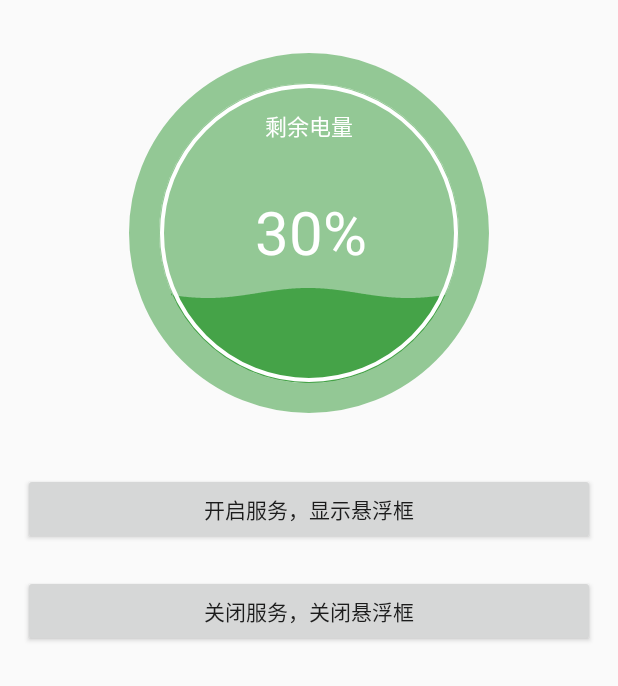
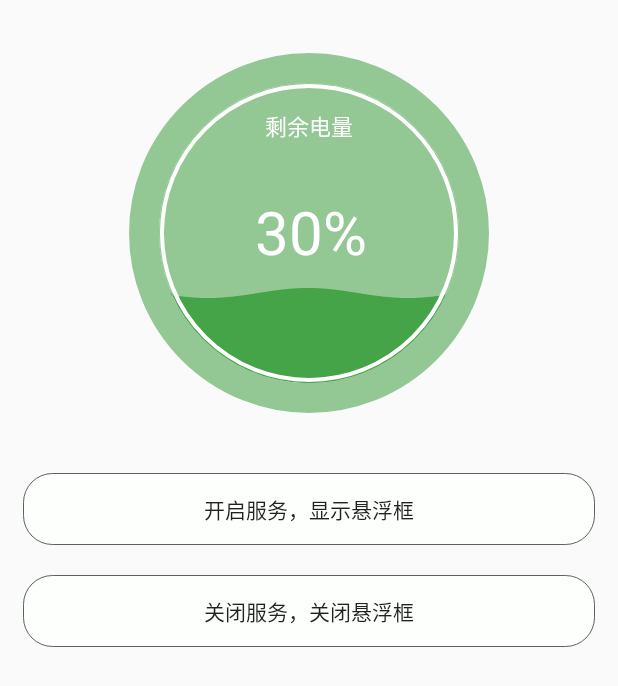
Before and after one commit to wangjia55/FloatView, an Android app: the screen it shows after launch (MainActivity), on a phone screen of 412 x 824 dp. Shown: the top 686 px of the screen. Run offline under Robolectric (Android 15) with nearby library versions, the phone set to English and light mode, and no system bars.

Commit message:
完成了基础的UI的搭建

```diff
--- a/app/src/main/AndroidManifest.xml
+++ b/app/src/main/AndroidManifest.xml
@@ -16,6 +16,8 @@
                 <category android:name="android.intent.category.LAUNCHER" />
             </intent-filter>
         </activity>
+
+        <service android:name=".FloatService"/>
     </application>
 
 </manifest>
--- a/app/src/main/java/com/jacob/floatview/WaterWaveView.java
+++ b/app/src/main/java/com/jacob/floatview/WaterWaveView.java
@@ -4,6 +4,7 @@ package com.jacob.floatview;
  * Created by jacob-wj on 2015/4/27.
  */
 import android.content.Context;
+import android.content.res.TypedArray;
 import android.graphics.Canvas;
 import android.graphics.Color;
 import android.graphics.Paint;
@@ -103,8 +104,13 @@ public class WaterWaveView extends View {
 
     public WaterWaveView(Context context, AttributeSet attrs, int defStyleAttr) {
         super(context, attrs, defStyleAttr);
+        TypedArray typedArray= context.obtainStyledAttributes(attrs,R.styleable.WaterWaveView);
+        mStrokeWidth = typedArray.getDimensionPixelSize(R.styleable.WaterWaveView_stroke,mStrokeWidth);
+        mRadius  = typedArray.getDimensionPixelSize(R.styleable.WaterWaveView_radius,mRadius);
+        typedArray.recycle();
         initView();
     }
+
 
     private void initView() {
         mPaintOutCircle = new Paint(Paint.ANTI_ALIAS_FLAG);
--- /dev/null
+++ b/app/src/main/res/drawable/bg_button.xml
@@ -0,0 +1,11 @@
+<?xml version="1.0" encoding="utf-8"?>
+<shape xmlns:android="http://schemas.android.com/apk/res/android">
+
+    <corners android:radius="19dp" />
+    <solid android:color="#fefdfffd" />
+    <padding android:bottom="7dp"
+        android:left="7dp" android:right="7dp" android:top="7dp"/>
+    <stroke
+        android:width="0.5dp"
+        android:color="#cb363a37" />
+</shape>
--- a/app/src/main/res/layout/activity_main.xml
+++ b/app/src/main/res/layout/activity_main.xml
@@ -15,13 +15,14 @@
         android:layout_height="wrap_content"
         android:layout_marginTop="20dp"
         android:text="开启服务，显示悬浮框"
+        android:background="@drawable/bg_button"
         android:onClick="showWindow"/>
 
     <Button
         android:layout_width="match_parent"
+        android:background="@drawable/bg_button"
         android:layout_marginTop="20dp"
         android:layout_height="wrap_content"
         android:onClick="dismissWindow"
         android:text="关闭服务，关闭悬浮框"/>
-
 </LinearLayout>
```
Also changed, not shown: app/src/main/java/com/jacob/floatview/FloatService.java (added, +55 -0 lines), app/src/main/java/com/jacob/floatview/FloatSmallView.java (added, +39 -0 lines), app/src/main/java/com/jacob/floatview/MainActivity.java (+5 -2 lines), app/src/main/res/drawable/bg_float_view.xml (added, +10 -0 lines), app/src/main/res/layout/layout_big_window.xml (added, +25 -0 lines), app/src/main/res/layout/layout_small_window.xml (added, +17 -0 lines), app/src/main/res/layout/layout_window.xml (deleted, +0 -13 lines), app/src/main/res/values/attrs.xml (added, +8 -0 lines), app/src/main/res/drawable-xxhdpi/ic_item_1.png (added).
